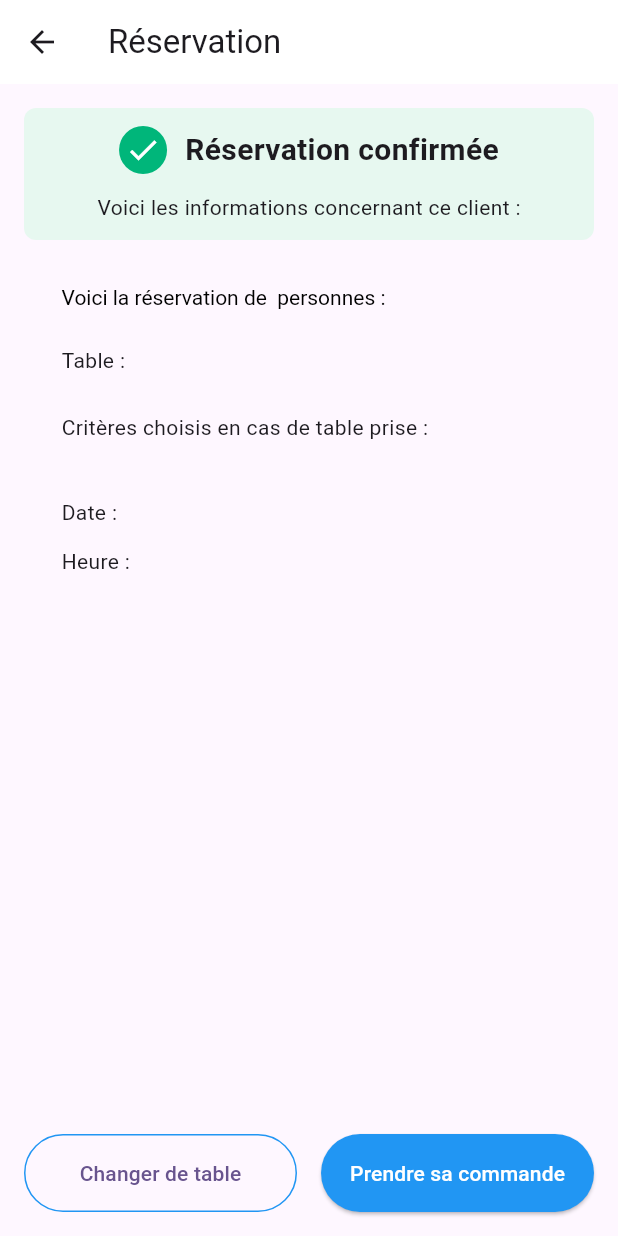
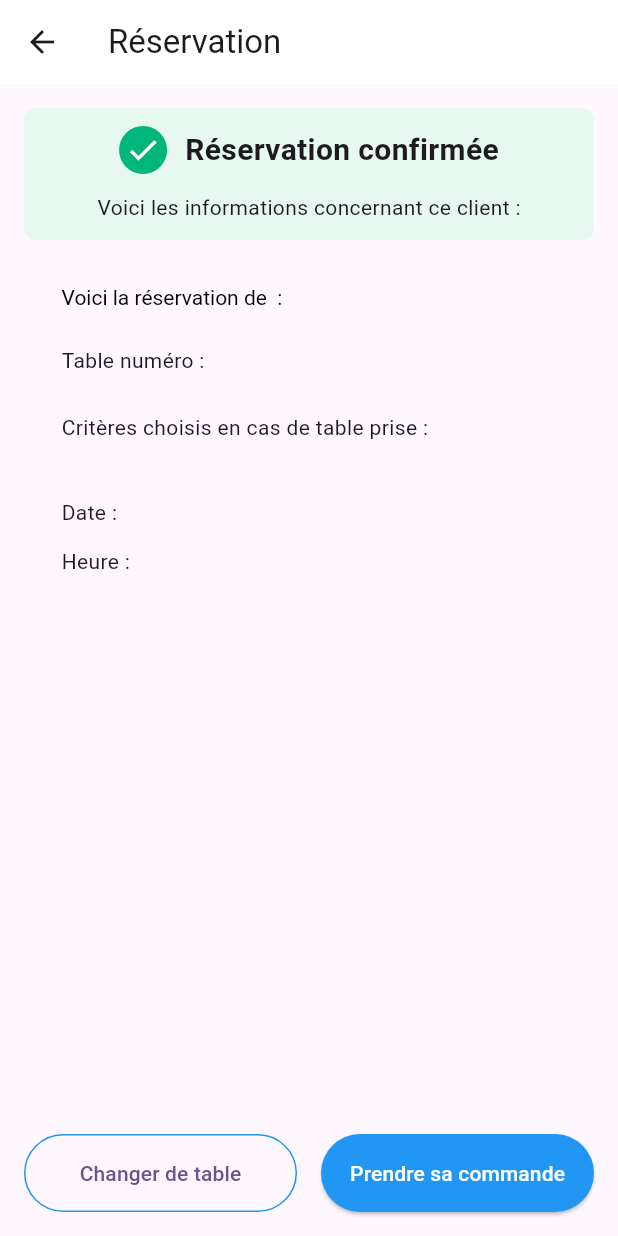
Before and after one commit to alex4900/App-La-Detente-De-Camoel, a Flutter app: the QRResultat screen opened directly with empty values, on a phone screen of 412 x 824 dp. Run offline on Flutter 3.47's test engine with Material 3 defaults, Android fonts, the light colour scheme and no system bars; our stand-ins replace flutter_svg; missing offline and left inert: qr_code_scanner_plus.

Commit message:
Correction quelques problèmes

```diff
--- a/lib/ui/screens/HomePageScreen.dart
+++ b/lib/ui/screens/HomePageScreen.dart
@@ -5,7 +5,6 @@ import 'package:flutter/material.dart';
 import 'connexion/connexion.dart';
 
 // QR Code
-import 'home/page1.dart';
 import 'qrCode/qrScanner.dart';
 
 //
@@ -61,11 +60,11 @@ class _HomePageScreenState extends State<HomePageScreen> {
         currentIndex: _currentIndex - 1,
         items: const <BottomNavigationBarItem>[
           BottomNavigationBarItem(
-            icon: Icon(Icons.qr_code_scanner),
+            icon: Icon(Icons.qr_code),
             label: 'Scan QR',
           ),
           BottomNavigationBarItem(
-            icon: Icon(Icons.add_shopping_cart),
+            icon: Icon(Icons.accessible_forward_sharp),
             label: 'Commander',
           ),
           BottomNavigationBarItem(
--- a/lib/ui/screens/qrCode/qrResultat.dart
+++ b/lib/ui/screens/qrCode/qrResultat.dart
@@ -82,7 +82,7 @@ class QRResultat extends StatelessWidget {
                           text: '${content['nombre_personnes']}',
                           style: const TextStyle(fontWeight: FontWeight.bold),
                         ),
-                        const TextSpan(text: ' personnes :'),
+                        const TextSpan(text: ' :'),
                       ],
                     ),
                   ),
@@ -90,7 +90,7 @@ class QRResultat extends StatelessWidget {
                   Row(
                     children: [
                       const Text(
-                        'Table : ',
+                        'Table numéro : ',
                         style: TextStyle(fontSize: 14.0),
                       ),
                       Text(
```
